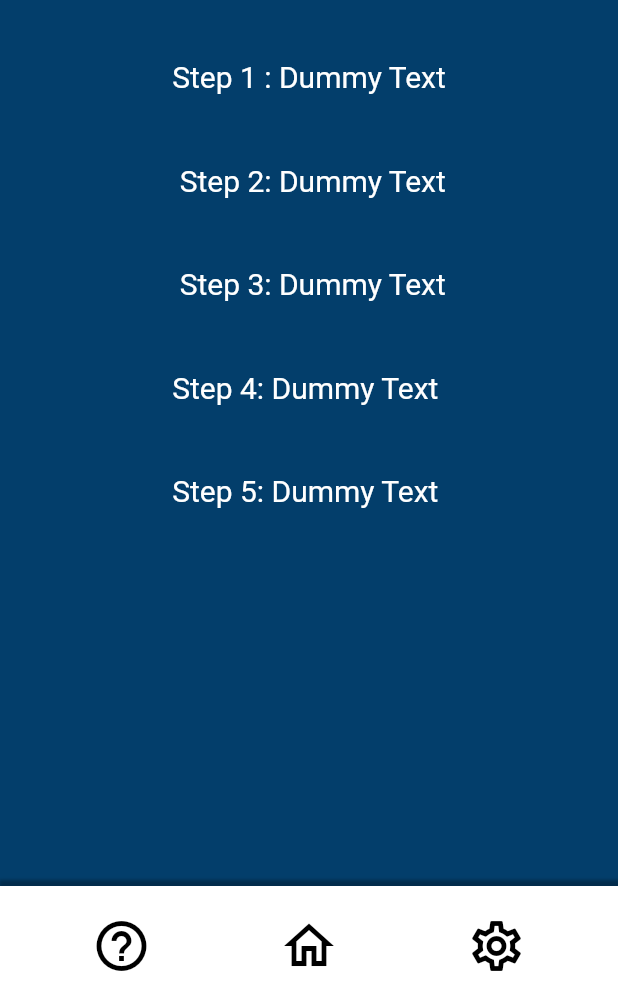
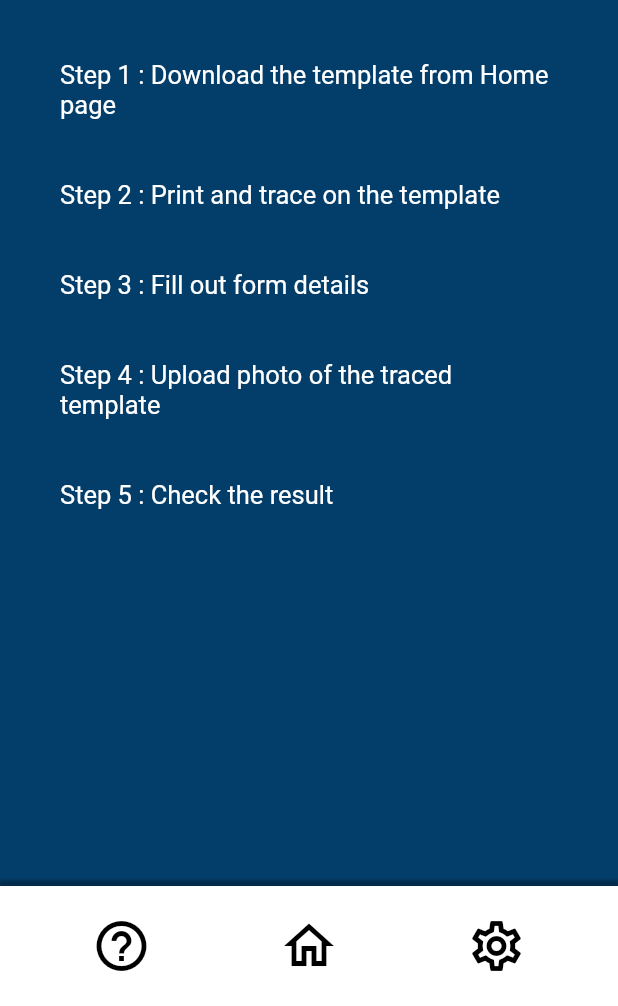
Before and after one commit to RadhikaRanasinghe/Meraki, a Flutter app: the HelpPage screen opened directly, on a phone screen of 412 x 824 dp, the part 230-1236 px from its top. Run offline on Flutter 3.47's test engine with Material 2 defaults, Android fonts, the phone set to English and light mode, and no system bars; our stand-ins replace dio, fluttertoast, image_picker, permission_handler, shared_preferences, showcaseview; missing offline and left inert: dropdownfield, ext_storage; accounts and stored records are empty.

Commit message:
text replaced in the help page

```diff
--- a/Frontend/detect_pd/lib/views/ui/help-page.dart
+++ b/Frontend/detect_pd/lib/views/ui/help-page.dart
@@ -22,12 +22,12 @@ class HelpPage extends StatelessWidget {
         ),  //HomeBackground
         appBarBackgroundColor:Color.fromRGBO(118, 176, 195, 100),
         fillChild: AboutPD(
-          description: "Step 1 : Dummy Text\n\n\n "
-              "Step 2: Dummy Text\n\n\n "
-              "Step 3: Dummy Text\n\n\n"
-              "Step 4: Dummy Text\n\n\n"
-              "Step 5: Dummy Text\n\n\n",
-          fontSize: 20.0,
+          description: "Step 1 : Download the template from Home page\n\n\n"
+              "Step 2 : Print and trace on the template\n\n\n"
+              "Step 3 : Fill out form details\n\n\n"
+              "Step 4 : Upload photo of the traced template\n\n\n"
+              "Step 5 : Check the result\n\n\n",
+          fontSize: 17.0,
           alignment: Alignment.topCenter,
           textColor: Colors.white,
         ),  //AboutPD
```
